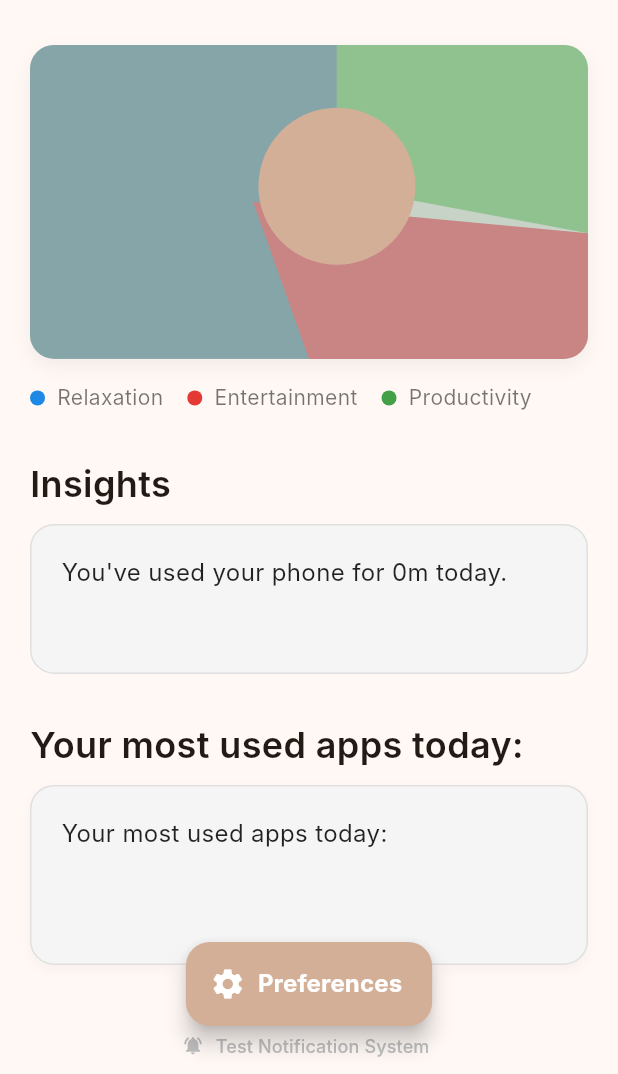
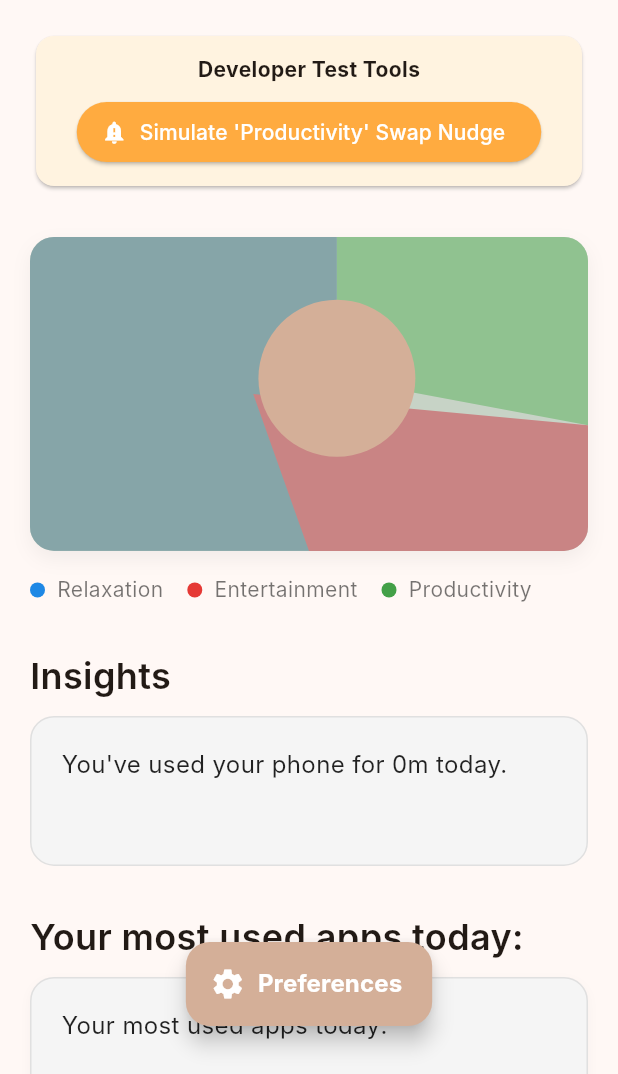
Before and after one commit to Meantfornothing/screentime, a Flutter app: the screen it shows after launch, on a phone screen of 412 x 824 dp, the part 162-1236 px from its top. Run offline on Flutter 3.47's test engine with Material 3 defaults, Android fonts, the phone set to English and light mode, and no system bars; our stand-ins replace equatable, flutter_bloc, flutter_local_notifications, get_it, hive, hive_flutter; missing offline and left inert: app_usage, workmanager; accounts and stored records are empty; Roboto replaces fonts that are missing (Inter); statements that could not run were skipped.

Commit message:
notifications working

```diff
--- a/lib/features/app_management/presentation/pages/dashboard_screen.dart
+++ b/lib/features/app_management/presentation/pages/dashboard_screen.dart
@@ -85,6 +85,27 @@ class _DashboardViewState extends State<_DashboardView> {
                   'Total Screen Time: ${state.totalScreenTime.inHours}h ${state.totalScreenTime.inMinutes % 60}m',
                   style: const TextStyle(fontSize: 16, color: Colors.black54),
                 ),
+                // --- TEST NOTIFICATION SECTION ---
+                const SizedBox(height: 20),
+                Card(
+                  color: Colors.orange.shade50,
+                  child: Padding(
+                    padding: const EdgeInsets.all(12.0),
+                    child: Column(
+                      children: [
+                        const Text("Developer Test Tools", style: TextStyle(fontWeight: FontWeight.bold)),
+                        const SizedBox(height: 8),
+                        ElevatedButton.icon(
+                          onPressed: () => _triggerTestSwapNotification(),
+                          icon: const Icon(Icons. notification_important),
+                          label: const Text("Simulate 'Productivity' Swap Nudge"),
+                          style: ElevatedButton.styleFrom(backgroundColor: Colors.orangeAccent, foregroundColor: Colors.white),
+                        ),
+                      ],
+                    ),
+                  ),
+                ),
+                // ---------------------------------
                 const SizedBox(height: 30),
                 const AspectRatio(aspectRatio: 16 / 9, child: PlaceholderChart()),
                 const SizedBox(height: 16),
@@ -118,6 +139,16 @@ class _DashboardViewState extends State<_DashboardView> {
     );
   }
 
+  // Helper function to trigger the notification manually
+  void _triggerTestSwapNotification() {
+    NotificationService.showNotification(
+      id: 888,
+      title: "Great work!",
+      body: "You've been productive for a while. Why not switch to an Entertainment app?",
+      payload: 'target_category:Entertainment', // This triggers the swap logic on tap
+    );
+  }
+
   Widget _buildCategoryLegend() {
     final categories = ['Relaxation', 'Entertainment', 'Productivity'];
     return Wrap(
```
Also changed, not shown: lib/main.dart (+27 -0 lines).
